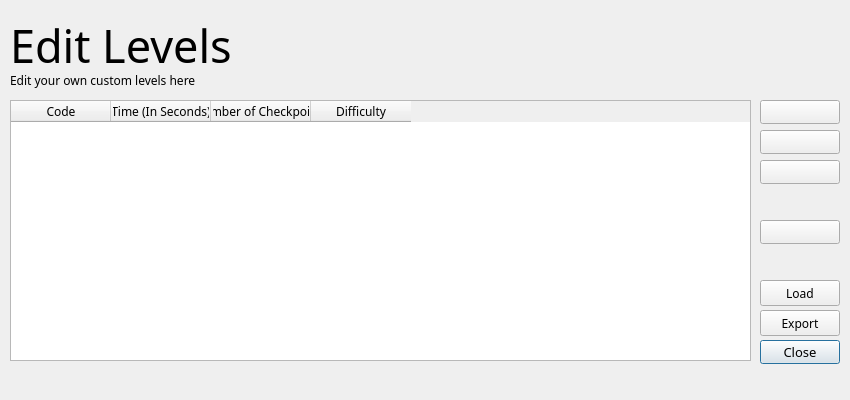
Above: wikiLYNX/ui/editlevel.ui from flamboyantpenguin/wikilynx before the change. Below: the same form after it.
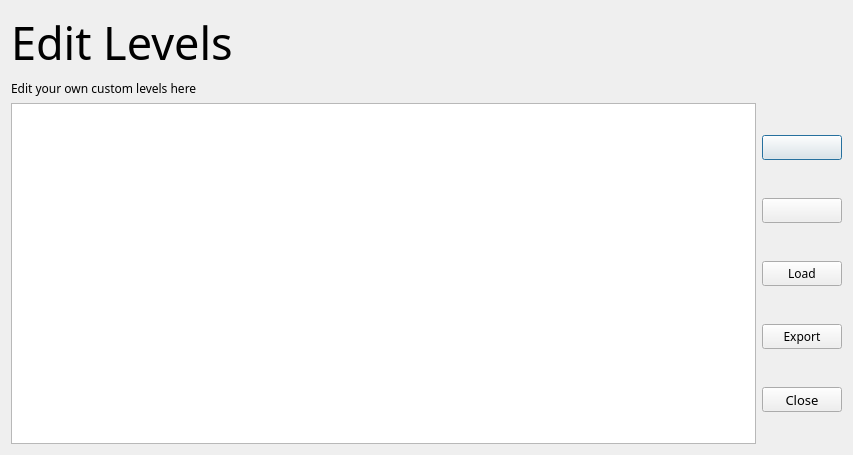
That is the form after the change. Icons and pictures are not drawn.

Commit message: Release 1.5.0-C2     - Changed QTableWidget for levels to QListWidget     - UI revamp for Levels dialog and Get Level dialog     - Adding new levels currently unavailble (Work in Progress)

```diff
--- a/wikiLYNX/ui/editlevel.ui
+++ b/wikiLYNX/ui/editlevel.ui
@@ -9,20 +9,20 @@
    <rect>
     <x>0</x>
     <y>0</y>
-    <width>850</width>
-    <height>400</height>
+    <width>853</width>
+    <height>455</height>
    </rect>
   </property>
   <property name="minimumSize">
    <size>
-    <width>850</width>
-    <height>400</height>
+    <width>0</width>
+    <height>0</height>
    </size>
   </property>
   <property name="maximumSize">
    <size>
-    <width>850</width>
-    <height>400</height>
+    <width>10000</width>
+    <height>10000</height>
    </size>
   </property>
   <property name="font">
@@ -37,38 +37,9 @@
    <iconset resource="../assets/assets.qrc">
     <normaloff>:/base/images/wikiLYNX_logo.svg</normaloff>:/base/images/wikiLYNX_logo.svg</iconset>
   </property>
-  <widget class="QPushButton" name="closeButton">
-   <property name="geometry">
-    <rect>
-     <x>760</x>
-     <y>340</y>
-     <width>80</width>
-     <height>24</height>
-    </rect>
-   </property>
-   <property name="font">
-    <font>
-     <family>Noto Sans</family>
-     <pointsize>10</pointsize>
-     <bold>false</bold>
-    </font>
-   </property>
-   <property name="text">
-    <string>Close</string>
-   </property>
-   <property name="icon">
-    <iconset theme="close"/>
-   </property>
-  </widget>
+  <layout class="QVBoxLayout" name="verticalLayout_2">
+   <item>
   <widget class="QLabel" name="label">
-   <property name="geometry">
-    <rect>
-     <x>10</x>
-     <y>10</y>
-     <width>831</width>
-     <height>71</height>
-    </rect>
-   </property>
    <property name="font">
     <font>
      <family>Courier Prime</family>
@@ -81,111 +52,60 @@
     <string>Edit Levels</string>
    </property>
   </widget>
-  <widget class="QPushButton" name="addButton">
-   <property name="geometry">
-    <rect>
-     <x>760</x>
-     <y>100</y>
-     <width>80</width>
-     <height>24</height>
-    </rect>
-   </property>
-   <property name="text">
-    <string/>
-   </property>
-   <property name="icon">
-    <iconset theme="add"/>
-   </property>
-  </widget>
-  <widget class="QPushButton" name="removeButton">
-   <property name="geometry">
-    <rect>
-     <x>760</x>
-     <y>130</y>
-     <width>80</width>
-     <height>24</height>
-    </rect>
-   </property>
-   <property name="text">
-    <string/>
-   </property>
-   <property name="icon">
-    <iconset theme="remove"/>
-   </property>
-  </widget>
-  <widget class="QTableWidget" name="table">
-   <property name="geometry">
-    <rect>
-     <x>10</x>
-     <y>100</y>
-     <width>741</width>
-     <height>261</height>
-    </rect>
-   </property>
-   <property name="font">
-    <font>
-     <family>Noto Sans</family>
-     <bold>false</bold>
-    </font>
-   </property>
-   <column>
-    <property name="text">
-     <string>Code</string>
-    </property>
-   </column>
-   <column>
-    <property name="text">
-     <string>Time (In Seconds)</string>
-    </property>
-   </column>
-   <column>
-    <property name="text">
-     <string>Number of Checkpoints</string>
-    </property>
-   </column>
-   <column>
-    <property name="text">
-     <string>Difficulty</string>
-    </property>
-   </column>
-  </widget>
-  <widget class="QPushButton" name="editButton">
-   <property name="geometry">
-    <rect>
-     <x>760</x>
-     <y>160</y>
-     <width>80</width>
-     <height>24</height>
-    </rect>
-   </property>
-   <property name="text">
-    <string/>
-   </property>
-   <property name="icon">
-    <iconset theme="edit"/>
-   </property>
-  </widget>
+   </item>
+   <item>
   <widget class="QLabel" name="label_2">
-   <property name="geometry">
-    <rect>
-     <x>10</x>
-     <y>70</y>
-     <width>741</width>
-     <height>21</height>
-    </rect>
-   </property>
    <property name="text">
     <string>Edit your own custom levels here</string>
    </property>
   </widget>
+   </item>
+   <item>
+    <layout class="QHBoxLayout" name="horizontalLayout">
+     <item>
+      <widget class="QListWidget" name="list"/>
+     </item>
+     <item>
+      <layout class="QVBoxLayout" name="verticalLayout">
+       <item>
+        <widget class="QPushButton" name="addButton">
+         <property name="maximumSize">
+          <size>
+           <width>80</width>
+           <height>25</height>
+          </size>
+         </property>
+         <property name="text">
+          <string/>
+         </property>
+         <property name="icon">
+          <iconset theme="add"/>
+         </property>
+        </widget>
+       </item>
+       <item>
+        <widget class="QPushButton" name="downloadButton">
+         <property name="maximumSize">
+          <size>
+           <width>80</width>
+           <height>25</height>
+          </size>
+         </property>
+         <property name="text">
+          <string/>
+         </property>
+         <property name="icon">
+          <iconset theme="download"/>
+         </property>
+        </widget>
+       </item>
+       <item>
   <widget class="QPushButton" name="loadButton">
-   <property name="geometry">
-    <rect>
-     <x>760</x>
-     <y>280</y>
+         <property name="maximumSize">
+          <size>
      <width>80</width>
-     <height>26</height>
-    </rect>
+           <height>25</height>
+          </size>
    </property>
    <property name="statusTip">
     <string>Load Levels from local file</string>
@@ -206,14 +126,14 @@
     <bool>false</bool>
    </property>
   </widget>
+       </item>
+       <item>
   <widget class="QPushButton" name="exportButton">
-   <property name="geometry">
-    <rect>
-     <x>760</x>
-     <y>310</y>
+         <property name="maximumSize">
+          <size>
      <width>80</width>
-     <height>26</height>
-    </rect>
+           <height>25</height>
+          </size>
    </property>
    <property name="statusTip">
     <string>Export levels to file</string>
@@ -225,22 +145,35 @@
     <string>Export</string>
    </property>
   </widget>
-  <widget class="QPushButton" name="downloadButton">
-   <property name="geometry">
-    <rect>
-     <x>760</x>
-     <y>220</y>
+       </item>
+       <item>
+        <widget class="QPushButton" name="closeButton">
+         <property name="maximumSize">
+          <size>
      <width>80</width>
-     <height>24</height>
-    </rect>
+           <height>25</height>
+          </size>
+         </property>
+         <property name="font">
+          <font>
+           <family>Noto Sans</family>
+           <pointsize>10</pointsize>
+           <bold>false</bold>
+          </font>
    </property>
    <property name="text">
-    <string/>
+          <string>Close</string>
    </property>
    <property name="icon">
-    <iconset theme="download"/>
-   </property>
-  </widget>
+          <iconset theme="close"/>
+         </property>
+        </widget>
+       </item>
+      </layout>
+     </item>
+    </layout>
+   </item>
+  </layout>
  </widget>
  <resources>
   <include location="../assets/assets.qrc"/>
```
Lines whose indentation alone changed are shown as unchanged. The commit also changes 10 other files.
